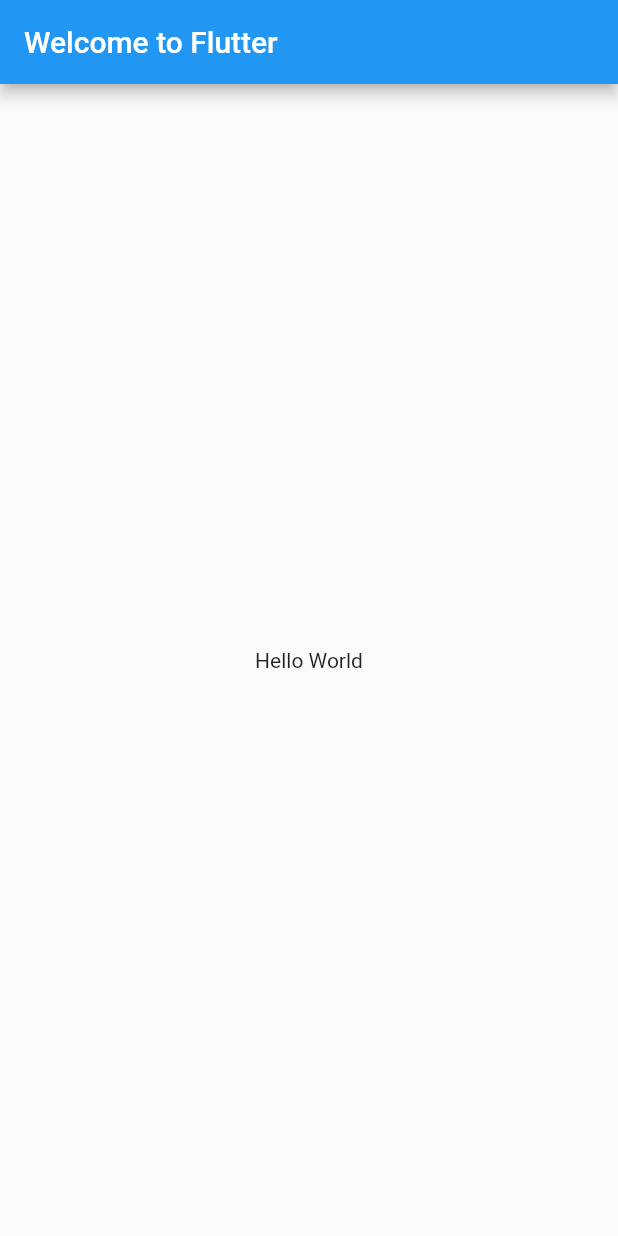
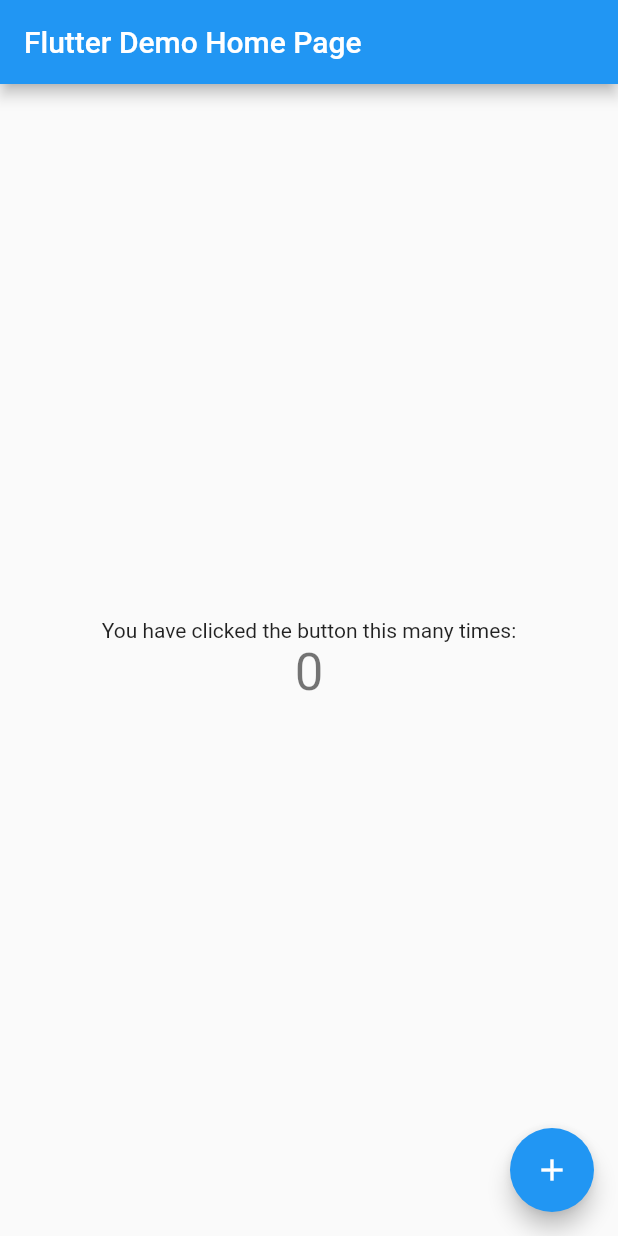
Before and after one commit to kbhardwaj123/Flutter1911, a Flutter app: the screen it shows after launch, on a phone screen of 412 x 824 dp. Run offline on Flutter 3.47's test engine with Material 2 defaults, Android fonts, the phone set to English and light mode, and no system bars.

Commit message:
resolved conflicts

```diff
--- a/first_app/lib/main.dart
+++ b/first_app/lib/main.dart
@@ -1,116 +1,116 @@
-//DEFAULT FLUTTER COUNTER APP
 
-// import 'package:flutter/material.dart';
 
-// void main() => runApp(MyApp());
+import 'package:flutter/material.dart';
 
-// class MyApp extends StatelessWidget {
-// // This widget is the root of your application.
-// @override
-// Widget build(BuildContext context) {
-// return MaterialApp(
-// title: 'Flutter Demo',
-// theme: ThemeData(
-// // This is the theme of your application.
-// //
-// // Try running your application with "flutter run". You'll see the
-// // application has a blue toolbar. Then, without quitting the app, try
-// // changing the primarySwatch below to Colors.green and then invoke
-// // "hot reload" (press "r" in the console where you ran "flutter run",
-// // or simply save your changes to "hot reload" in a Flutter IDE).
-// // Notice that the counter didn't reset back to zero; the application
-// // is not restarted.
-// primarySwatch: Colors.blue,
-// ),
-// home: MyHomePage(title: 'Flutter Demo Home Page'),
-// );
-// }
-// }
+void main() => runApp(MyApp());
 
-// class MyHomePage extends StatefulWidget {
-// MyHomePage({Key key, this.title}) : super(key: key);
+class MyApp extends StatelessWidget {
+// This widget is the root of your application.
+@override
+Widget build(BuildContext context) {
+return MaterialApp(
+title: 'Flutter Demo',
+theme: ThemeData(
+// This is the theme of your application.
+//
+// Try running your application with "flutter run". You'll see the
+// application has a blue toolbar. Then, without quitting the app, try
+// changing the primarySwatch below to Colors.green and then invoke
+// "hot reload" (press "r" in the console where you ran "flutter run",
+// or simply save your changes to "hot reload" in a Flutter IDE).
+// Notice that the counter didn't reset back to zero; the application
+// is not restarted.
+primarySwatch: Colors.blue,
+),
+home: MyHomePage(title: 'Flutter Demo Home Page'),
+);
+}
+}
 
-// // This widget is the home page of your application. It is stateful, meaning
-// // that it has a State object (defined below) that contains fields that affect
-// // how it looks.
+class MyHomePage extends StatefulWidget {
+MyHomePage({Key key, this.title}) : super(key: key);
 
-// // This class is the configuration for the state. It holds the values (in this
-// // case the title) provided by the parent (in this case the App widget) and
-// // used by the build method of the State. Fields in a Widget subclass are
-// // always marked "final".
+// This widget is the home page of your application. It is stateful, meaning
+// that it has a State object (defined below) that contains fields that affect
+// how it looks.
 
-// final String title;
+// This class is the configuration for the state. It holds the values (in this
+// case the title) provided by the parent (in this case the App widget) and
+// used by the build method of the State. Fields in a Widget subclass are
+// always marked "final".
 
-// @override
-// _MyHomePageState createState() => _MyHomePageState();
-// }
+final String title;
 
-// class _MyHomePageState extends State<MyHomePage> {
-// int _counter = 0;
+@override
+_MyHomePageState createState() => _MyHomePageState();
+}
 
-// void _incrementCounter() {
-// setState(() {
-// // This call to setState tells the Flutter framework that something has
-// // changed in this State, which causes it to rerun the build method below
-// // so that the display can reflect the updated values. If we changed
-// // _counter without calling setState(), then the build method would not be
-// // called again, and so nothing would appear to happen.
-// _counter++;
-// });
-// }
+class _MyHomePageState extends State<MyHomePage> {
+int _counter = 0;
 
-// @override
-// Widget build(BuildContext context) {
-// // This method is rerun every time setState is called, for instance as done
-// // by the _incrementCounter method above.
-// //
-// // The Flutter framework has been optimized to make rerunning build methods
-// // fast, so that you can just rebuild anything that needs updating rather
-// // than having to individually change instances of widgets.
-// return Scaffold(
-// appBar: AppBar(
-// // Here we take the value from the MyHomePage object that was created by
-// // the App.build method, and use it to set our appbar title.
-// title: Text(widget.title),
-// ),
-// body: Center(
-// // Center is a layout widget. It takes a single child and positions it
-// // in the middle of the parent.
-// child: Column(
-// // Column is also a layout widget. It takes a list of children and
-// // arranges them vertically. By default, it sizes itself to fit its
-// // children horizontally, and tries to be as tall as its parent.
-// //
-// // Invoke "debug painting" (press "p" in the console, choose the
-// // "Toggle Debug Paint" action from the Flutter Inspector in Android
-// // Studio, or the "Toggle Debug Paint" command in Visual Studio Code)
-// // to see the wireframe for each widget.
-// //
-// // Column has various properties to control how it sizes itself and
-// // how it positions its children. Here we use mainAxisAlignment to
-// // center the children vertically; the main axis here is the vertical
-// // axis because Columns are vertical (the cross axis would be
-// // horizontal).
-// mainAxisAlignment: MainAxisAlignment.center,
-// children: <Widget>[
-// Text(
-// 'You have clicked the button this many times:',
-// ),
-// Text(
-// '$_counter',
-// style: Theme.of(context).textTheme.display1,
-// ),
-// ],
-// ),
-// ),
-// floatingActionButton: FloatingActionButton(
-// onPressed: _incrementCounter,
-// tooltip: 'Increment',
-// child: Icon(Icons.add),
-// ), // This trailing comma makes auto-formatting nicer for build methods.
-// );
-// }
-// }
+void _incrementCounter() {
+setState(() {
+// This call to setState tells the Flutter framework that something has
+// changed in this State, which causes it to rerun the build method below
+// so that the display can reflect the updated values. If we changed
+// _counter without calling setState(), then the build method would not be
+// called again, and so nothing would appear to happen.
+_counter++;
+});
+}
+
+@override
+Widget build(BuildContext context) {
+// This method is rerun every time setState is called, for instance as done
+// by the _incrementCounter method above.
+//
+// The Flutter framework has been optimized to make rerunning build methods
+// fast, so that you can just rebuild anything that needs updating rather
+// than having to individually change instances of widgets.
+return Scaffold(
+appBar: AppBar(
+// Here we take the value from the MyHomePage object that was created by
+// the App.build method, and use it to set our appbar title.
+title: Text(widget.title),
+),
+body: Center(
+// Center is a layout widget. It takes a single child and positions it
+// in the middle of the parent.
+child: Column(
+// Column is also a layout widget. It takes a list of children and
+// arranges them vertically. By default, it sizes itself to fit its
+// children horizontally, and tries to be as tall as its parent.
+//
+// Invoke "debug painting" (press "p" in the console, choose the
+// "Toggle Debug Paint" action from the Flutter Inspector in Android
+// Studio, or the "Toggle Debug Paint" command in Visual Studio Code)
+// to see the wireframe for each widget.
+//
+// Column has various properties to control how it sizes itself and
+// how it positions its children. Here we use mainAxisAlignment to
+// center the children vertically; the main axis here is the vertical
+// axis because Columns are vertical (the cross axis would be
+// horizontal).
+mainAxisAlignment: MainAxisAlignment.center,
+children: <Widget>[
+Text(
+'You have clicked the button this many times:',
+),
+Text(
+'$_counter',
+style: Theme.of(context).textTheme.display1,
+),
+],
+),
+),
+floatingActionButton: FloatingActionButton(
+onPressed: _incrementCounter,
+tooltip: 'Increment',
+child: Icon(Icons.add),
+), // This trailing comma makes auto-formatting nicer for build methods.
+);
+}
+}
 
 //STARTER HELLO WORLD APP
 
```
